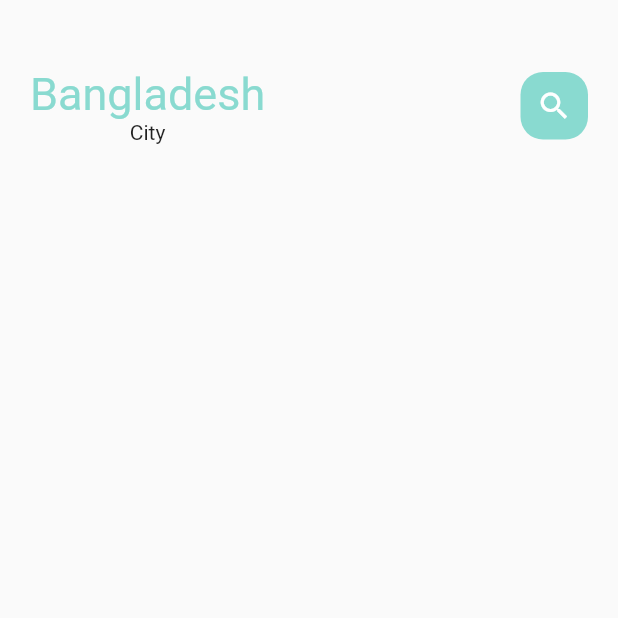
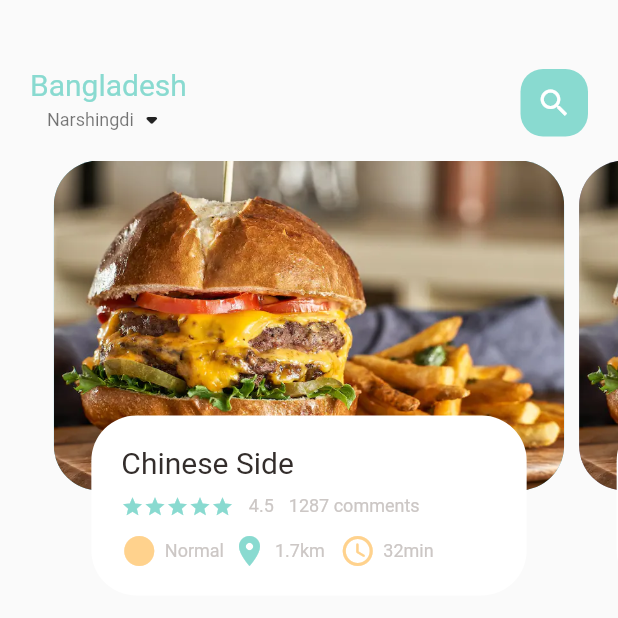
Before and after one commit to SuperGripG4F/food_delivery, a Flutter app: the screen it shows after launch, on a phone screen of 412 x 824 dp, the top half of it. Run offline on Flutter 3.47's test engine with Material 2 defaults, Android fonts, the phone set to English and light mode, and no system bars.

Commit message:
Created a body

```diff
--- /dev/null
+++ b/lib/home/food_page_body.dart
@@ -0,0 +1,121 @@
+// ignore_for_file: prefer_const_constructors, unnecessary_import
+
+import 'package:flutter/material.dart';
+import 'package:flutter/src/widgets/container.dart';
+import 'package:flutter/src/widgets/framework.dart';
+import 'package:food_delivery/utils/colors.dart';
+import 'package:food_delivery/widgets/big_text.dart';
+import 'package:food_delivery/widgets/icon_and_text_widget.dart';
+import 'package:food_delivery/widgets/small_text.dart';
+
+class FoodPageBody extends StatefulWidget {
+  const FoodPageBody({super.key});
+
+  @override
+  State<FoodPageBody> createState() => _FoodPageBodyState();
+}
+
+class _FoodPageBodyState extends State<FoodPageBody> {
+  PageController pageController = PageController(viewportFraction: 0.85);
+  @override
+  Widget build(BuildContext context) {
+    return Container(
+      //color: Colors.redAccent,
+      height: 320,
+      child: PageView.builder(
+          controller: pageController,
+          itemCount: 5,
+          //position is 0 - 5 total 5 items
+          itemBuilder: (context, position) {
+            return _buildPageItem(position);
+          }),
+    );
+  }
+
+  Widget _buildPageItem(int index) {
+    return Stack(
+      children: [
+        Container(
+          height: 220,
+          margin: EdgeInsets.only(left: 5, right: 5),
+          decoration: BoxDecoration(
+              borderRadius: BorderRadius.circular(30),
+              color: index.isEven ? Color(0xFF69c5df) : Color(0xFF9294cc),
+              image: DecorationImage(
+                  fit: BoxFit.cover,
+                  image: AssetImage("assets/image/food1.png"))),
+        ),
+        Align(
+          alignment: Alignment.bottomCenter,
+          child: Container(
+            height: 120,
+            margin: EdgeInsets.only(left: 30, right: 30, bottom: 30),
+            decoration: BoxDecoration(
+              borderRadius: BorderRadius.circular(30),
+              color: Colors.white,
+            ),
+            child: Container(
+              padding: EdgeInsets.only(top: 20, left: 20, right: 15),
+              child: Column(
+                crossAxisAlignment: CrossAxisAlignment.start,
+                children: [
+                  BigText(text: "Chinese Side"),
+                  SizedBox(
+                    height: 10,
+                  ),
+                  Row(
+                    children: [
+                      Wrap(
+                        children: List.generate(
+                            5,
+                            (index) => Icon(
+                                  Icons.star,
+                                  color: AppColors.mainColor,
+                                  size: 15,
+                                )),
+                      ),
+                      SizedBox(
+                        width: 10,
+                      ),
+                      SmallText(text: "4.5"),
+                      SizedBox(
+                        width: 10,
+                      ),
+                      SmallText(text: "1287 comments"),
+                    ],
+                  ),
+                  SizedBox(
+                    height: 10,
+                  ),
+                  Row(
+                    // ignore: prefer_const_literals_to_create_immutables
+                    children: [
+                      IconAndTextWidget(
+                          icon: Icons.circle_sharp,
+                          text: "Normal",
+                          iconColor: AppColors.iconColor1),
+                      SizedBox(
+                        width: 5,
+                      ),
+                      IconAndTextWidget(
+                          icon: Icons.location_on,
+                          text: "1.7km",
+                          iconColor: AppColors.mainColor),
+                      SizedBox(
+                        width: 10,
+                      ),
+                      IconAndTextWidget(
+                          icon: Icons.access_time_rounded,
+                          text: "32min",
+                          iconColor: AppColors.iconColor1),
+                    ],
+                  ),
+                ],
+              ),
+            ),
+          ),
+        )
+      ],
+    );
+  }
+}
--- a/lib/home/main_food_page.dart
+++ b/lib/home/main_food_page.dart
@@ -1,6 +1,8 @@
 import 'package:flutter/material.dart';
+import 'package:food_delivery/home/food_page_body.dart';
 import 'package:food_delivery/utils/colors.dart';
 import 'package:food_delivery/widgets/big_text.dart';
+import 'package:food_delivery/widgets/small_text.dart';
 
 class MainFoodPage extends StatelessWidget {
   const MainFoodPage({super.key});
@@ -24,9 +26,19 @@ class MainFoodPage extends StatelessWidget {
                       BigText(
                         text: "Bangladesh",
                         color: AppColors.mainColor,
-                        size: 30,
+                        size: 20,
                       ),
-                      Text("City"),
+                      Row(
+                        children: [
+                          SmallText(
+                            text: "Narshingdi",
+                            color: Colors.black54,
+                          ),
+                          Icon(Icons.arrow_drop_down_rounded)
+                        ],
+                      )
+
+                      //Text("City"),
                     ],
                   ),
                   Center(
@@ -45,7 +57,8 @@ class MainFoodPage extends StatelessWidget {
                 ],
               ),
             ),
-          )
+          ),
+          FoodPageBody(),
         ],
       ),
     );
--- a/lib/utils/colors.dart
+++ b/lib/utils/colors.dart
@@ -4,5 +4,6 @@ class AppColors {
   static const Color textColor = Color(0xFFccc7c5);
   static const Color mainColor = Color(0xFF89dad0);
   static const Color iconColor1 = Color(0xFFffd28d);
-  static const Color mainBlackColor = Color(0xFF332d2b);
+  static const Color mainBlackColor = Color.fromRGBO(51, 45, 43, 1);
+  static const Color iconColor2 = Color.fromARGB(255, 108, 240, 198);
 }
--- a/lib/widgets/big_text.dart
+++ b/lib/widgets/big_text.dart
@@ -18,6 +18,7 @@ class BigText extends StatelessWidget {
   Widget build(BuildContext context) {
     return Text(
       text,
+      maxLines: 1,
       overflow: overFlow,
       style: TextStyle(
           fontFamily: 'Roboto',
--- /dev/null
+++ b/lib/widgets/icon_and_text_widget.dart
@@ -0,0 +1,35 @@
+import 'package:flutter/material.dart';
+import 'package:flutter/src/widgets/container.dart';
+import 'package:flutter/src/widgets/framework.dart';
+import 'package:food_delivery/widgets/small_text.dart';
+
+class IconAndTextWidget extends StatelessWidget {
+  final IconData icon;
+  final String text;
+
+  final Color iconColor;
+
+  const IconAndTextWidget(
+      {super.key,
+      required this.icon,
+      required this.text,
+      required this.iconColor});
+
+  @override
+  Widget build(BuildContext context) {
+    return Row(
+      children: [
+        Icon(
+          icon,
+          color: iconColor,
+        ),
+        SizedBox(
+          width: 5,
+        ),
+        SmallText(
+          text: text,
+        ),
+      ],
+    );
+  }
+}
--- /dev/null
+++ b/lib/widgets/small_text.dart
@@ -0,0 +1,29 @@
+import 'package:flutter/material.dart';
+
+class SmallText extends StatelessWidget {
+  Color? color;
+  final String text;
+  double size;
+  double height;
+
+  SmallText({
+    Key? key,
+    this.color = const Color(0xFFccc7c5),
+    required this.text,
+    this.size = 12,
+    this.height = 1.2,
+  }) : super(key: key);
+
+  @override
+  Widget build(BuildContext context) {
+    return Text(
+      text,
+      style: TextStyle(
+        fontFamily: 'Roboto',
+        color: color,
+        height: height,
+        fontSize: size,
+      ),
+    );
+  }
+}
--- a/pubspec.yaml
+++ b/pubspec.yaml
@@ -59,7 +59,7 @@ flutter:
 
   # To add assets to your application, add an assets section, like this:
   assets:
-    - assests/image/
+    - assets/image/
     #   - images/a_dot_burr.jpeg
     #   - images/a_dot_ham.jpeg
 
```
Also changed, not shown: assets/image/food1.png (added).
